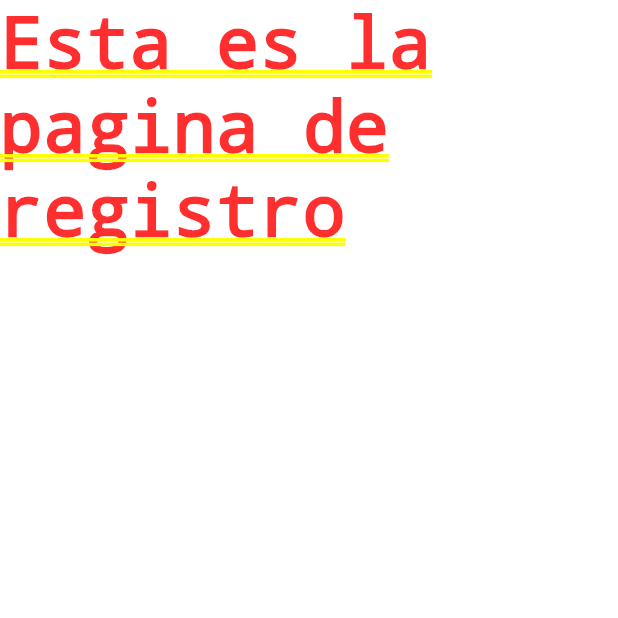
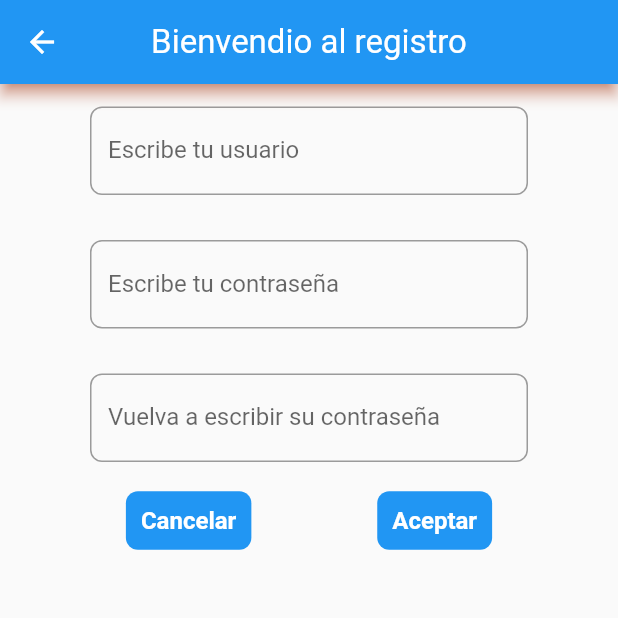
Before and after one commit to Wences69/actividad1, a Flutter app: the screen it shows after launch, after a tap on "Registrar", on a phone screen of 412 x 824 dp, the top half of it. Run offline on Flutter 3.47's test engine with Material 2 defaults, Android fonts, the phone set to English and light mode, and no system bars.

Commit message:
Implementacion del registro

```diff
--- a/lib/OnBoarding/RegisterView.dart
+++ b/lib/OnBoarding/RegisterView.dart
@@ -1,8 +1,39 @@
 import 'package:flutter/material.dart';
-class RegisterView extends StatelessWidget{
+import '../Custom/CustomAppBar.dart';
+import '../Custom/CustomButton.dart';
+import '../Custom/CustomTextFormField.dart';
+
+class RegisterView extends StatelessWidget {
+
+  late BuildContext _context;
+  TextEditingController tecUsername=TextEditingController();
+  TextEditingController tecPassword=TextEditingController();
+  TextEditingController tecRepass=TextEditingController();
+
   @override
   Widget build(BuildContext context) {
-    return Text('Esta es la pagina de registro');
+    this._context=context;
+    return Scaffold(
+      appBar: CustomAppBar(sTitulo: 'Bienvendio al registro'),
+      body: Column(
+          mainAxisAlignment: MainAxisAlignment.start,
+          children: [
+            CustomTextFormField(tecController: tecUsername, sLabel: 'Escribe tu usuario'),
+            CustomTextFormField(tecController: tecPassword, sLabel: 'Escribe tu contraseña', blIsPassword: true),
+            CustomTextFormField(tecController: tecPassword, sLabel: 'Vuelva a escribir su contraseña', blIsPassword: true),
+            Row(
+                mainAxisAlignment: MainAxisAlignment.spaceEvenly,
+                children: [
+                  CustomButton(sNombre: 'Cancelar', onPressed: onClickCancelar),
+                  CustomButton(sNombre: 'Aceptar', onPressed: onClickAceptar),
+                ]
+            )
+          ]
+      ),
+    );
   }
 
+  void onClickAceptar(){}
+
+  void onClickCancelar(){}
 }
```
